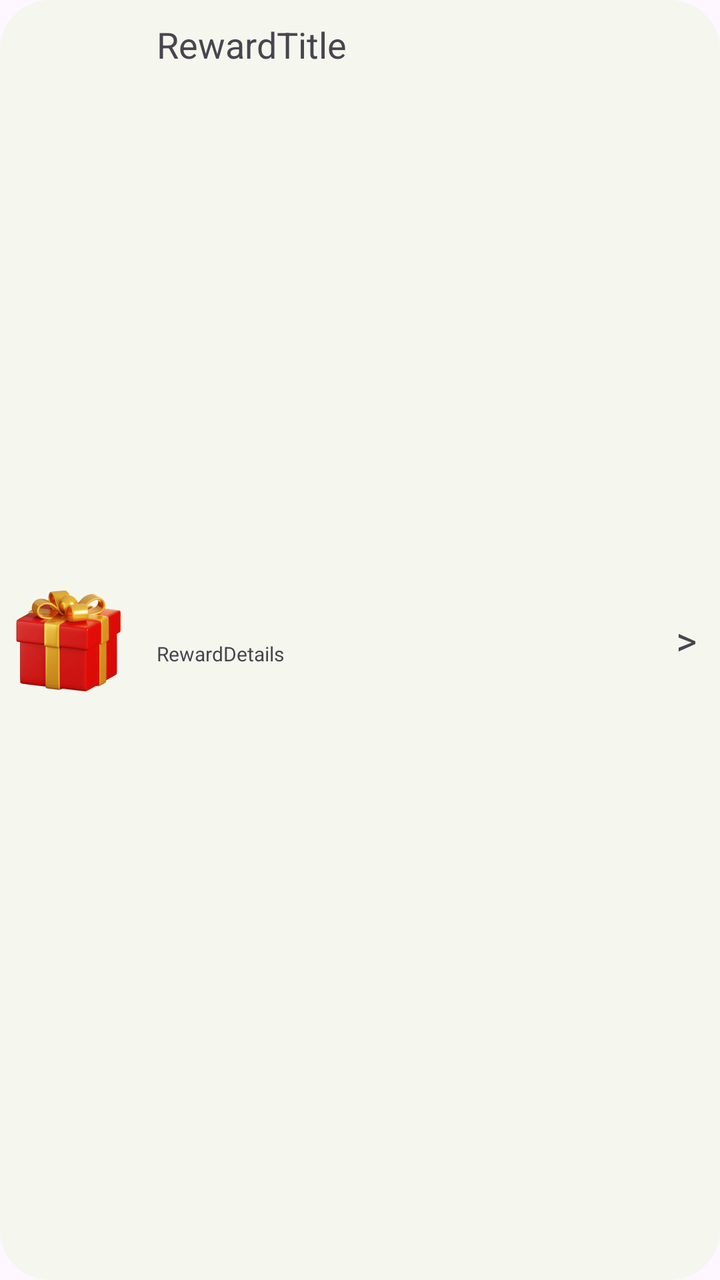
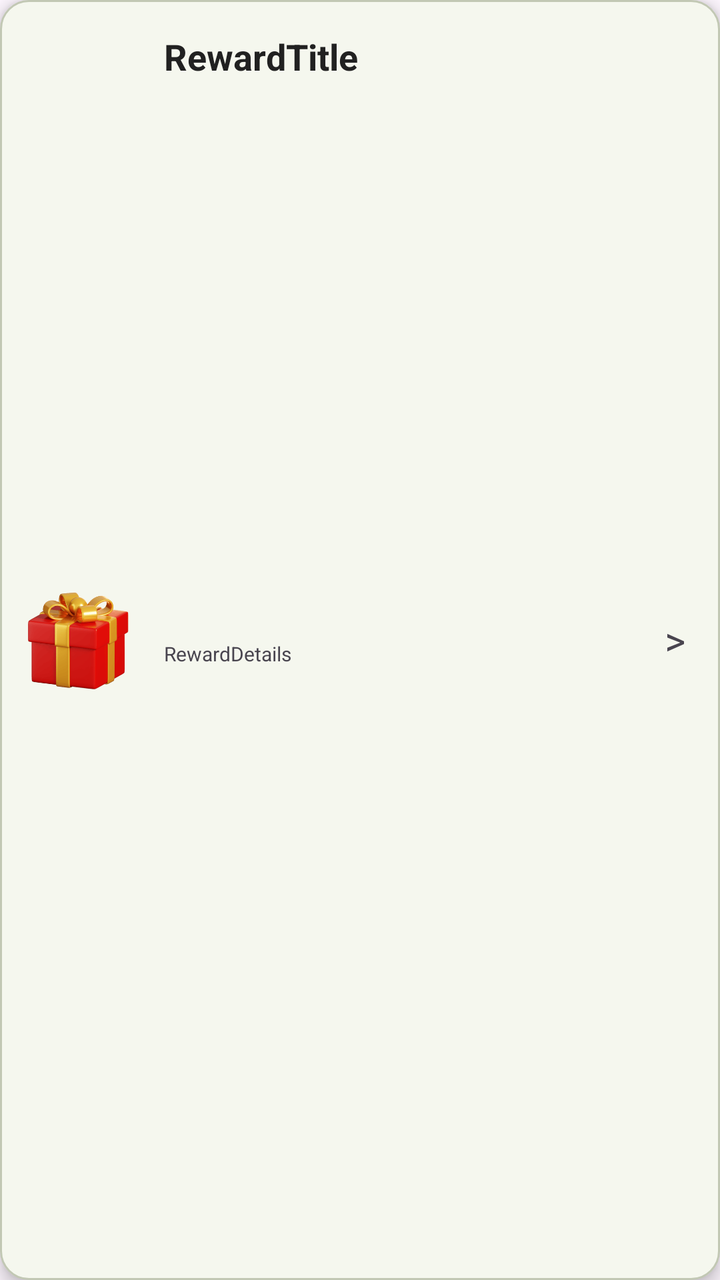

Before-and-after screenshots of an Android layout around one commit, followed by the original layout XML and the change that was made.
<!-- AndroidManifest.xml: application theme Theme.Gamstop -->
<!-- res/layout/item_rewardlayout.xml -->
<LinearLayout xmlns:android="http://schemas.android.com/apk/res/android"
    xmlns:app="http://schemas.android.com/apk/res-auto"
    xmlns:tools="http://schemas.android.com/tools"
    android:layout_width="match_parent"
    android:layout_height="100dp"
    android:background="@drawable/rounded_corner"
    android:layout_marginTop="15dp"
    android:layout_marginRight="18dp"
    android:layout_marginLeft="18dp"
    android:backgroundTint="#F5F7EE"
    android:orientation="horizontal">


    <ImageView
        android:layout_width="match_parent"
        android:layout_height="match_parent"
        android:layout_weight="0.75"
        android:paddingLeft="5dp"
        android:paddingRight="5dp"
        android:src="@drawable/giftbox"/>
    <LinearLayout
        android:layout_width="match_parent"
        android:layout_height="match_parent"
        android:layout_weight="0.25"
        android:layout_marginRight="10dp"
        android:orientation="vertical">

        <TextView
            android:layout_width="match_parent"
            android:layout_height="match_parent"
            android:layout_weight="0.2"
            android:text="RewardTitle"
            android:padding="10dp"
            android:fontFamily="sans-serif"
            android:textSize="18dp"/>
        <TextView
            android:layout_width="match_parent"
            android:layout_height="match_parent"
            android:layout_weight="0.2"
            android:text="RewardDetails"
            android:paddingLeft="10dp"
            android:textSize="10dp"/>

    </LinearLayout>

    <TextView
        android:layout_width="match_parent"
        android:layout_height="match_parent"
        android:layout_weight="0.85"
        android:text=">"
        android:textSize="20dp"
        android:layout_marginRight="5dp"
        android:gravity="center"
        />

</LinearLayout>
<!-- resources referenced by this layout -->
<resources>
  <!-- drawable giftbox: webp bitmap (drawable, 18688 bytes) -->
  <!-- drawable rounded_corner (drawable) -->
  <shape xmlns:android="http://schemas.android.com/apk/res/android">
      <solid android:color="@color/black"/>
      <corners android:radius="25dp"/>
  </shape>
  <style name="Theme.Gamstop" parent="Base.Theme.Gamstop" />
  <color name="black">#FF000000</color>
  <style name="Base.Theme.Gamstop" parent="Theme.Material3.DayNight.NoActionBar">
          
          
      </style>
</resources>

<!-- the commit's change to res/layout/item_rewardlayout.xml (unified diff, before → after) -->
@@ -3,12 +3,9 @@
     xmlns:tools="http://schemas.android.com/tools"
     android:layout_width="match_parent"
     android:layout_height="100dp"
-    android:background="@drawable/rounded_corner"
-    android:layout_marginTop="15dp"
-    android:layout_marginRight="18dp"
-    android:layout_marginLeft="18dp"
-    android:backgroundTint="#F5F7EE"
-    android:orientation="horizontal">
+    android:orientation="horizontal"
+    android:layout_margin="5dp"
+    android:background="@drawable/rounded_and_border" android:elevation="5dp" android:padding="6dp">
 
 
     <ImageView
@@ -22,6 +19,7 @@
         android:layout_width="match_parent"
         android:layout_height="match_parent"
         android:layout_weight="0.25"
+
         android:layout_marginRight="10dp"
         android:orientation="vertical">
 
@@ -32,6 +30,8 @@
             android:text="RewardTitle"
             android:padding="10dp"
             android:fontFamily="sans-serif"
+            android:textColor="#212121"
+            android:textStyle="bold"
             android:textSize="18dp"/>
         <TextView
             android:layout_width="match_parent"
<!-- resource entries referenced after the edit -->
@@ -1,13 +1,21 @@
 <!-- resources referenced by this layout -->
 <resources>
   <!-- drawable giftbox: webp bitmap (drawable, 18688 bytes) -->
-  <!-- drawable rounded_corner (drawable) -->
-  <shape xmlns:android="http://schemas.android.com/apk/res/android">
-      <solid android:color="@color/black"/>
-      <corners android:radius="25dp"/>
+  <!-- drawable rounded_and_border (drawable) -->
+  <?xml version="1.0" encoding="utf-8"?>
+  <shape xmlns:android="http://schemas.android.com/apk/res/android"
+      android:shape="rectangle">
+  
+      <solid android:color="#F5F7EE" />
+  
+      <stroke
+          android:width="1dp"
+          android:color="#C2C8B4" />
+  
+      <corners android:radius="14dp" />
+  
   </shape>
   <style name="Theme.Gamstop" parent="Base.Theme.Gamstop" />
-  <color name="black">#FF000000</color>
   <style name="Base.Theme.Gamstop" parent="Theme.Material3.DayNight.NoActionBar">
           
           
